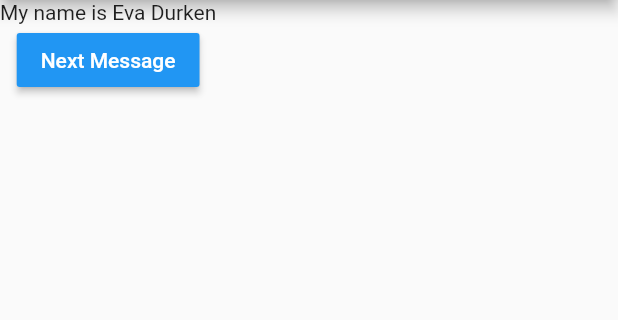
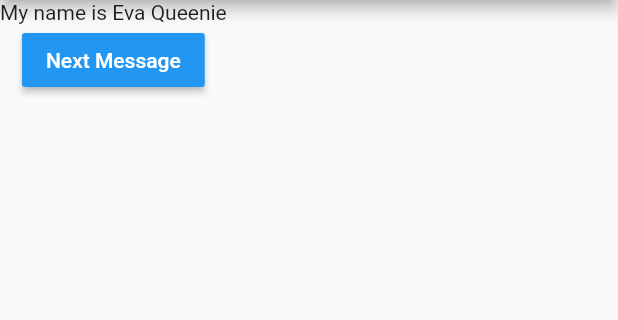
Before and after one commit to edwin4400/flutter_projects, a Flutter app: the screen it shows after launch, after a tap on "Next Message", on a phone screen of 412 x 824 dp, the part 84-404 px from its top. Run offline on Flutter 3.47's test engine with Material 2 defaults, Android fonts, the phone set to English and light mode, and no system bars.

Commit message:
name changed

```diff
--- a/flutter_assignment/lib/main.dart
+++ b/flutter_assignment/lib/main.dart
@@ -14,7 +14,7 @@ class MyApp extends StatefulWidget {
 class _MyAppState extends State<MyApp> {
   final _message = [
     'Greetings!!',
-    'My name is Eva Durken',
+    'My name is Eva Queenie',
     'I come from Mars',
     'I\'ve come in peace',
   ];
```
